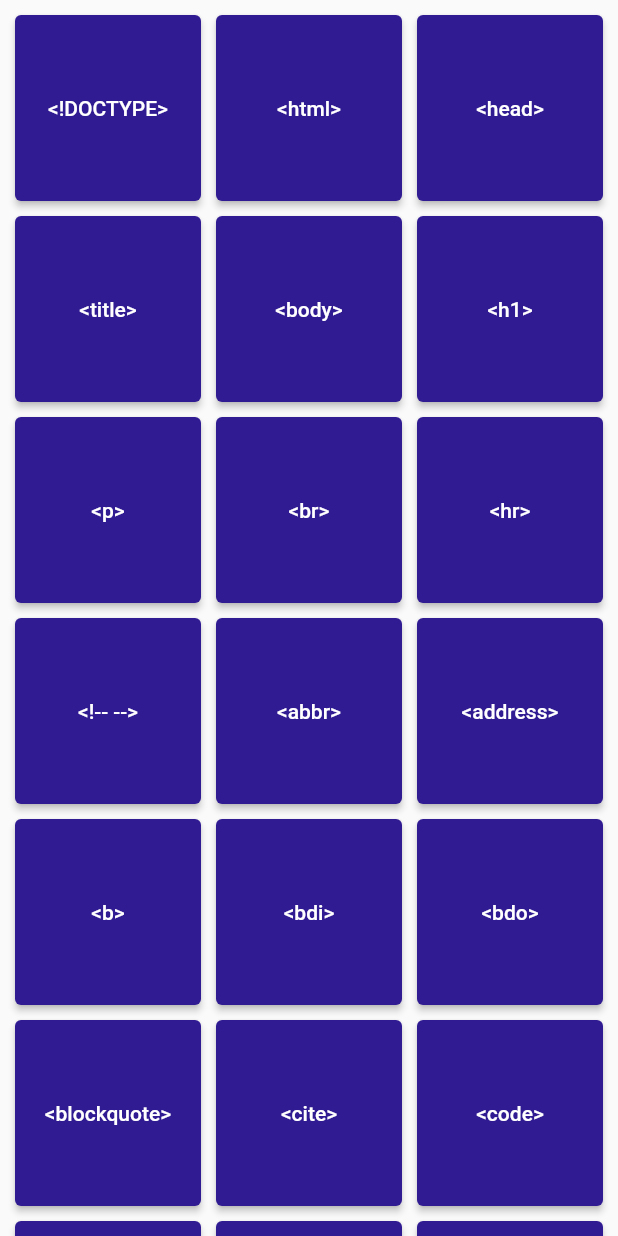
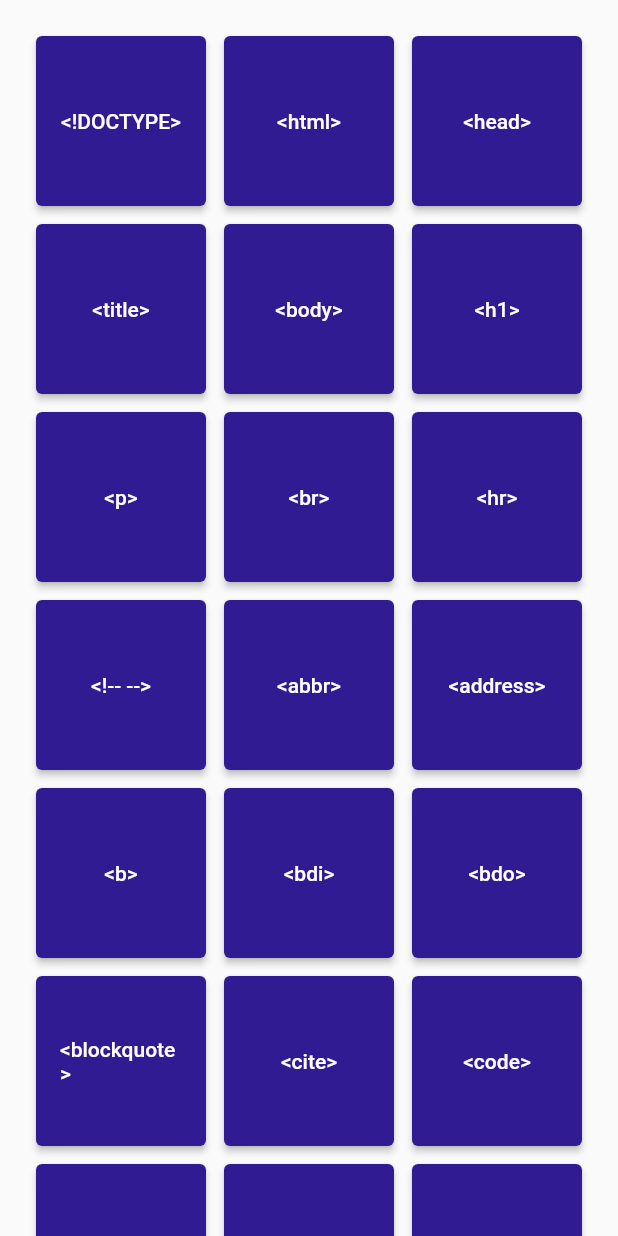
Before and after one commit to nbur4556/html-ref, a Flutter app: the screen it shows after launch, on a phone screen of 412 x 824 dp. Run offline on Flutter 3.47's test engine with Material 2 defaults, Android fonts, the phone set to English and light mode, and no system bars.

Commit message:
style: adjust grid and grid button size

```diff
--- a/lib/screens/homepage.dart
+++ b/lib/screens/homepage.dart
@@ -46,9 +46,9 @@ class TagGrid extends StatelessWidget {
 
     return GridView.count(
       crossAxisCount: columnCount,
-      padding: EdgeInsets.all(10),
-      mainAxisSpacing: 10,
-      crossAxisSpacing: 10,
+      padding: EdgeInsets.all(24),
+      mainAxisSpacing: 12,
+      crossAxisSpacing: 12,
       children: tagButtons,
     );
   }
```
